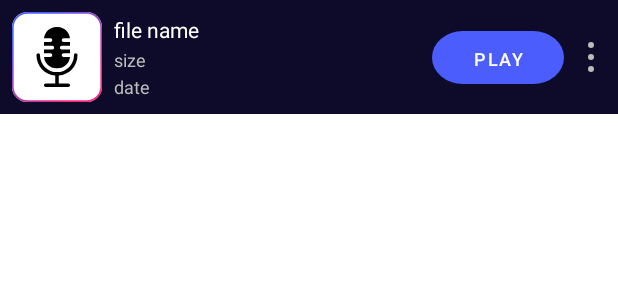
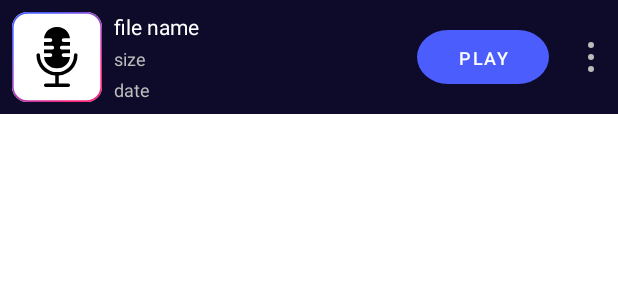
Before and after one commit to ntduc-let/Voice-Changer, an Android app: the layout item_file_voice.xml on its own in the app's theme, with its tools: preview values and no code run, on a phone screen of 412 x 824 dp. Shown: the top 300 px of the screen. Run offline under Robolectric (Android 15) with nearby library versions, the phone set to English and light mode, and no system bars.

Commit message:
fix recyclerview màn FileVoiceActivity

```diff
--- a/app/src/main/java/com/prox/voicechanger/adapter/EffectAdapter.java
+++ b/app/src/main/java/com/prox/voicechanger/adapter/EffectAdapter.java
@@ -29,11 +29,6 @@ public class EffectAdapter extends RecyclerView.Adapter<EffectAdapter.EffectView
     @SuppressLint("NotifyDataSetChanged")
     public void setEffects(ArrayList<Effect> effects){
         this.effects = effects;
-        notifyDataSetChanged();
-    }
-
-    @SuppressLint("NotifyDataSetChanged")
-    public void resetEffects(){
         notifyDataSetChanged();
     }
 
--- a/app/src/main/java/com/prox/voicechanger/ui/activity/FileVoiceActivity.java
+++ b/app/src/main/java/com/prox/voicechanger/ui/activity/FileVoiceActivity.java
@@ -59,6 +59,7 @@ public class FileVoiceActivity extends AppCompatActivity {
                 binding.btnDeleteAll.setBackgroundResource(R.drawable.bg_button1);
             }
             adapter.setFileVoices(fileVoices);
+            binding.recyclerViewFileVoice.setItemViewCacheSize(fileVoices.size());
         });
 
         init();
@@ -99,7 +100,6 @@ public class FileVoiceActivity extends AppCompatActivity {
         Log.d(TAG, "FileVoiceActivity: init");
         adapter = new FileVoiceAdapter( this, this, model);
         binding.recyclerViewFileVoice.setAdapter(adapter);
-        binding.recyclerViewFileVoice.setHasFixedSize(true);
 
         LinearLayoutManager linearLayoutManager = new LinearLayoutManager(this);
         binding.recyclerViewFileVoice.setLayoutManager(linearLayoutManager);
--- a/app/src/main/res/layout/item_effect.xml
+++ b/app/src/main/res/layout/item_effect.xml
@@ -1,5 +1,5 @@
 <?xml version="1.0" encoding="utf-8"?>
-<androidx.constraintlayout.widget.ConstraintLayout
+<FrameLayout
     xmlns:android="http://schemas.android.com/apk/res/android"
     xmlns:app="http://schemas.android.com/apk/res-auto"
     android:layout_width="wrap_content"
@@ -13,25 +13,18 @@
         app:icon="@drawable/ic_original"
         app:iconGravity="top"
         app:iconTint="@null"
+        android:layout_gravity="center"
         android:text="@string/original"
         android:textColor="@color/black"
         android:textAllCaps="false"
         android:layout_margin="1dp"
-        style="@style/Widget.MaterialComponents.Button.TextButton.Icon"
-        app:layout_constraintTop_toTopOf="parent"
-        app:layout_constraintBottom_toBottomOf="parent"
-        app:layout_constraintStart_toStartOf="parent"
-        app:layout_constraintEnd_toEndOf="parent"/>
-
+        style="@style/Widget.MaterialComponents.Button.TextButton.Icon" />
     <ImageView
         android:id="@+id/img_select"
-        android:layout_width="0dp"
-        android:layout_height="0dp"
+        android:layout_width="match_parent"
+        android:layout_height="match_parent"
         android:background="@drawable/anim_select_effect"
         android:scaleType="center"
-        app:layout_constraintTop_toTopOf="@+id/btn_add_effect"
-        app:layout_constraintBottom_toBottomOf="@+id/btn_add_effect"
-        app:layout_constraintStart_toStartOf="@+id/btn_add_effect"
-        app:layout_constraintEnd_toEndOf="@+id/btn_add_effect"
+        android:layout_gravity="center"
         android:visibility="visible"/>
-</androidx.constraintlayout.widget.ConstraintLayout>
+</FrameLayout>
--- a/app/src/main/res/layout/item_file_voice.xml
+++ b/app/src/main/res/layout/item_file_voice.xml
@@ -1,10 +1,11 @@
 <?xml version="1.0" encoding="utf-8"?>
-<androidx.constraintlayout.widget.ConstraintLayout xmlns:android="http://schemas.android.com/apk/res/android"
+<RelativeLayout
+    xmlns:android="http://schemas.android.com/apk/res/android"
     xmlns:app="http://schemas.android.com/apk/res-auto"
     xmlns:tools="http://schemas.android.com/tools"
     android:layout_width="match_parent"
     android:layout_height="wrap_content"
-    android:background="@drawable/bg_main">
+    android:background="#0D0B29">
 
     <ImageView
         android:id="@+id/img_file"
@@ -15,76 +16,78 @@
         android:layout_marginBottom="8dp"
         android:background="@drawable/bg_button4"
         android:scaleType="center"
-        app:layout_constraintBottom_toTopOf="@+id/item_play_media"
-        app:layout_constraintStart_toStartOf="parent"
-        app:layout_constraintTop_toTopOf="parent"
+        android:layout_alignParentStart="true"
+        android:layout_alignParentTop="true"
         app:srcCompat="@drawable/ic_original" />
 
     <TextView
         android:id="@+id/txt_name_file"
-        android:layout_width="0dp"
+        android:layout_width="wrap_content"
         android:layout_height="wrap_content"
+        android:layout_alignTop="@+id/img_file"
         android:layout_marginStart="8dp"
         android:layout_marginEnd="8dp"
+        android:layout_toEndOf="@id/img_file"
+        android:layout_toStartOf="@id/btn_play_or_pause"
         android:ellipsize="end"
+        android:singleLine="true"
         android:text="file name"
-        android:singleLine="true"
         android:textColor="@color/white"
-        android:textSize="14sp"
-        app:layout_constraintBottom_toTopOf="@+id/txt_size"
-        app:layout_constraintEnd_toStartOf="@+id/btn_play_or_pause"
-        app:layout_constraintStart_toEndOf="@+id/img_file"
-        app:layout_constraintTop_toTopOf="@+id/img_file" />
+        android:textSize="14sp" />
 
     <TextView
         android:id="@+id/txt_size"
-        android:layout_width="0dp"
+        android:layout_width="wrap_content"
         android:layout_height="wrap_content"
+        android:layout_above="@+id/txt_date"
+        android:layout_below="@+id/txt_name_file"
         android:layout_marginStart="8dp"
         android:layout_marginEnd="8dp"
+        android:layout_toStartOf="@id/btn_play_or_pause"
+        android:layout_toEndOf="@id/img_file"
+        android:gravity="center|start"
         android:text="size"
         android:textColor="#BCBCBC"
-        android:textSize="12sp"
-        app:layout_constraintBottom_toTopOf="@+id/txt_date"
-        app:layout_constraintEnd_toStartOf="@+id/btn_play_or_pause"
-        app:layout_constraintStart_toEndOf="@+id/img_file"
-        app:layout_constraintTop_toBottomOf="@+id/txt_name_file" />
+        android:textSize="12sp" />
 
     <TextView
         android:id="@+id/txt_date"
-        android:layout_width="0dp"
+        android:layout_width="wrap_content"
         android:layout_height="wrap_content"
         android:layout_marginStart="8dp"
         android:layout_marginEnd="8dp"
         android:text="date"
         android:textColor="#BCBCBC"
         android:textSize="12sp"
-        app:layout_constraintBottom_toBottomOf="@+id/img_file"
-        app:layout_constraintEnd_toStartOf="@+id/btn_play_or_pause"
-        app:layout_constraintStart_toEndOf="@+id/img_file"
-        app:layout_constraintTop_toBottomOf="@+id/txt_size" />
+        android:layout_alignBottom="@+id/img_file"
+        android:layout_toEndOf="@+id/img_file"
+        android:layout_toStartOf="@id/btn_play_or_pause"/>
 
     <Button
         android:id="@+id/btn_play_or_pause"
         android:layout_width="wrap_content"
-        android:layout_height="35dp"
+        android:layout_height="wrap_content"
+        android:layout_alignTop="@+id/img_file"
+        android:layout_alignBottom="@+id/img_file"
+        android:layout_marginStart="10dp"
+        android:layout_marginTop="12dp"
+        android:layout_marginEnd="10dp"
+        android:layout_marginBottom="12dp"
+        android:layout_toStartOf="@+id/btn_option"
+        android:background="@drawable/bg_button5"
         android:text="@string/play"
+        android:textColor="@color/white"
         android:textSize="12sp"
-        android:textColor="@color/white"
-        android:background="@drawable/bg_button5"
-        app:backgroundTint="@null"
-        app:layout_constraintBottom_toBottomOf="@+id/img_file"
-        app:layout_constraintEnd_toStartOf="@+id/btn_option"
-        app:layout_constraintTop_toTopOf="@+id/img_file" />
+        app:backgroundTint="@null" />
 
     <ImageView
         android:id="@+id/btn_option"
         android:layout_width="wrap_content"
         android:layout_height="wrap_content"
+        android:layout_alignTop="@+id/img_file"
+        android:layout_alignBottom="@+id/img_file"
+        android:layout_alignParentEnd="true"
         android:paddingHorizontal="16dp"
-        app:layout_constraintBottom_toBottomOf="@+id/img_file"
-        app:layout_constraintEnd_toEndOf="parent"
-        app:layout_constraintTop_toTopOf="@+id/img_file"
         app:srcCompat="@drawable/ic_button_more" />
 
     <include
@@ -92,12 +95,12 @@
         layout="@layout/item_play_media"
         android:layout_width="match_parent"
         android:layout_height="wrap_content"
+        android:layout_below="@id/img_file"
+        android:layout_alignParentStart="true"
+        android:layout_alignParentEnd="true"
         android:layout_marginStart="8dp"
         android:layout_marginEnd="8dp"
         android:layout_marginBottom="8dp"
-        app:layout_constraintBottom_toBottomOf="parent"
-        app:layout_constraintEnd_toEndOf="parent"
-        app:layout_constraintStart_toStartOf="parent"
-        android:visibility="gone"/>
+        android:visibility="gone" />
 
-</androidx.constraintlayout.widget.ConstraintLayout>
+</RelativeLayout>
```
